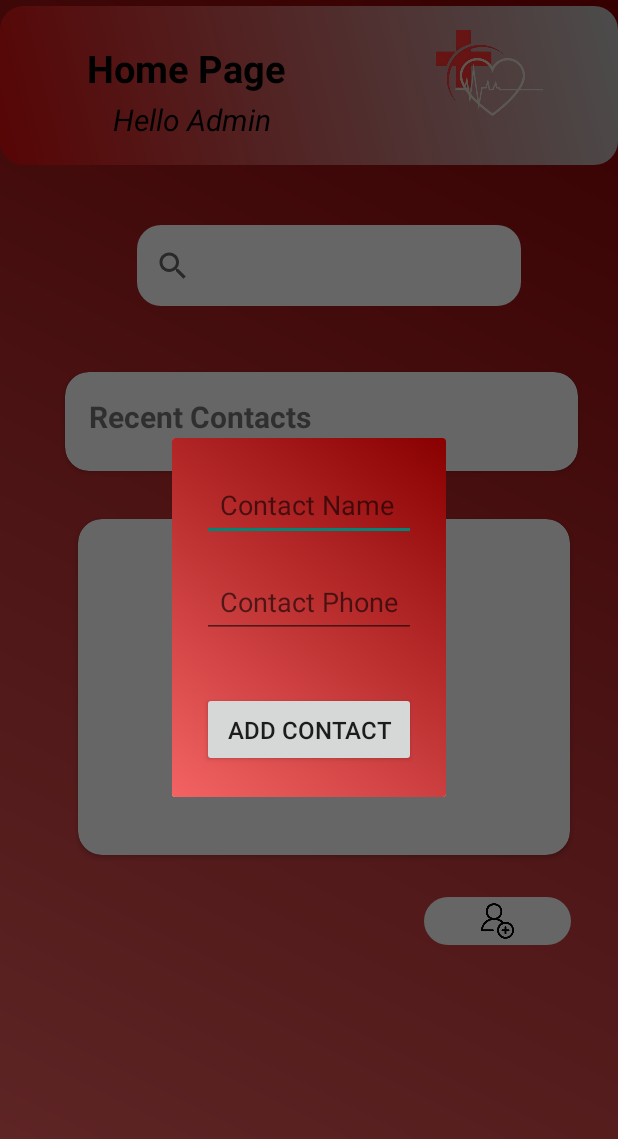
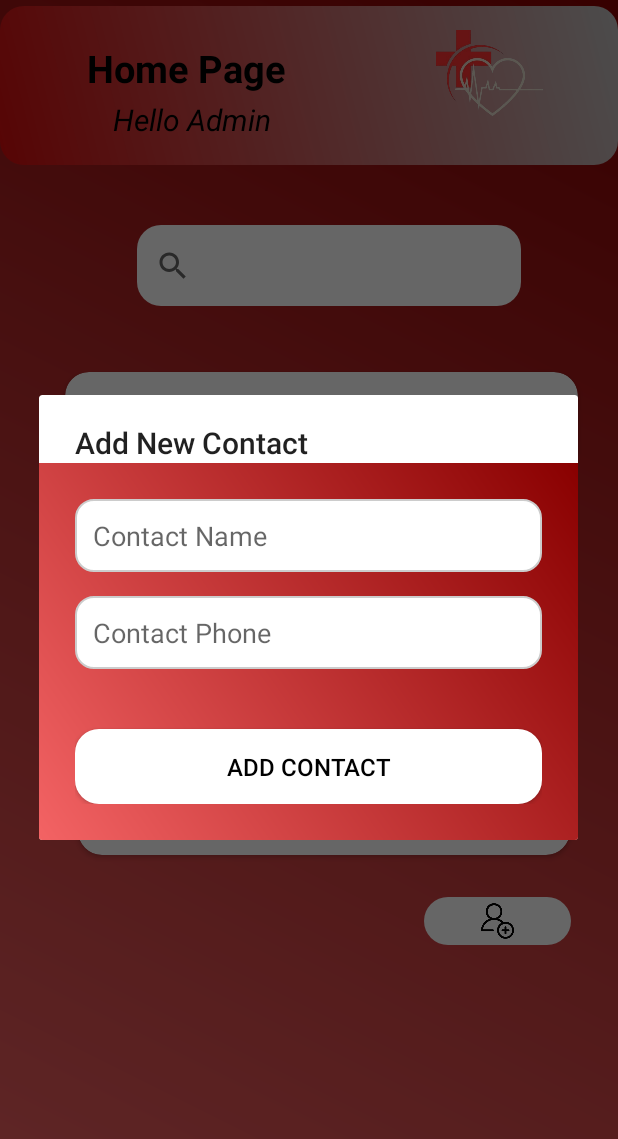
Before and after one commit to donfueg/cc17-3f-negaya, an Android app: the ContactActivity screen opened directly, with no data from a screen before it, after a tap on an icon or button, on a phone screen of 412 x 824 dp. Shown: the top 1139 px of the screen. Run offline under Robolectric (Android 15) with nearby library versions, the phone set to English and light mode, and no system bars; Roboto replaces fonts that are not available here.

Commit message:
taenang contacts yan

```diff
--- a/app/build.gradle.kts
+++ b/app/build.gradle.kts
@@ -55,7 +55,8 @@ dependencies {
 
     // Google Maps dependency
     implementation(libs.play.services.maps)
-    implementation(libs.play.services.location)  // If using version catalog
+    implementation(libs.play.services.location)
+    implementation(libs.places)  // If using version catalog
 
     // Alternatively, you can use this direct dependency if not using version catalog
     // implementation 'com.google.android.gms:play-services-maps:17.0.1'
--- a/app/src/main/java/com/example/crud2/AddContactDialogFragment.kt
+++ b/app/src/main/java/com/example/crud2/AddContactDialogFragment.kt
@@ -1,14 +1,14 @@
 package com.example.crud2
 
-import android.app.Dialog
+import android.app.AlertDialog
 import android.os.Bundle
+import android.widget.EditText
 import android.widget.Button
-import android.widget.EditText
 import androidx.fragment.app.DialogFragment
 
 class AddContactDialogFragment(val onAddContact: (Contact) -> Unit) : DialogFragment() {
 
-    override fun onCreateDialog(savedInstanceState: Bundle?): Dialog {
+    override fun onCreateDialog(savedInstanceState: Bundle?): AlertDialog {
         // Inflate the layout for the dialog
         val dialogView = requireActivity().layoutInflater.inflate(R.layout.dialog_add_contact, null)
 
@@ -29,8 +29,11 @@ class AddContactDialogFragment(val onAddContact: (Contact) -> Unit) : DialogFrag
             }
         }
 
-        return Dialog(requireActivity()).apply {
-            setContentView(dialogView)
-        }
+        // Use AlertDialog.Builder to construct the dialog
+        return AlertDialog.Builder(requireContext())
+            .setView(dialogView)
+            .setTitle("Add New Contact")
+            .setCancelable(true)
+            .create()
     }
 }
--- a/app/src/main/java/com/example/crud2/ContactActivity.kt
+++ b/app/src/main/java/com/example/crud2/ContactActivity.kt
@@ -1,5 +1,7 @@
 package com.example.crud2
 
+import android.content.Intent
+import android.net.Uri
 import android.os.Bundle
 import android.widget.ImageButton
 import androidx.appcompat.app.AppCompatActivity
@@ -7,7 +9,7 @@ import androidx.recyclerview.widget.LinearLayoutManager
 import androidx.recyclerview.widget.RecyclerView
 import androidx.appcompat.widget.SearchView
 
-class ContactActivity : AppCompatActivity() {
+class ContactActivity : AppCompatActivity(), ContactAdapter.OnContactClickListener {
 
     private lateinit var contactsRecyclerView: RecyclerView
     private lateinit var contactAdapter: ContactAdapter
@@ -28,8 +30,15 @@ class ContactActivity : AppCompatActivity() {
         // Load existing contacts from the database
         contactList = dbHelper.getAllContacts().toMutableList()
 
-        // Set up adapter
-        contactAdapter = ContactAdapter(contactList)
+        // Set up adapter and pass the listener to it
+        contactAdapter = ContactAdapter(contactList, this) { contact ->
+            // Delete the contact from the list and update RecyclerView
+            contactList.remove(contact)
+            contactAdapter.notifyDataSetChanged()
+
+            // Delete the contact from the database
+            dbHelper.deleteContactByPhone(contact.name)  // Call delete by name
+        }
         contactsRecyclerView.adapter = contactAdapter
 
         // Add contact button
@@ -71,4 +80,16 @@ class ContactActivity : AppCompatActivity() {
         }
         contactAdapter.updateContacts(filteredList)
     }
+
+    // Method to make a phone call
+    private fun makePhoneCall(phoneNumber: String) {
+        val intent = Intent(Intent.ACTION_DIAL)
+        intent.data = Uri.parse("tel:$phoneNumber")
+        startActivity(intent)
+    }
+
+    // Implement the onContactClick method from the listener
+    override fun onContactClick(phoneNumber: String) {
+        makePhoneCall(phoneNumber)  // Initiate the phone call
+    }
 }
--- a/app/src/main/java/com/example/crud2/ContactAdapter.kt
+++ b/app/src/main/java/com/example/crud2/ContactAdapter.kt
@@ -3,10 +3,15 @@ package com.example.crud2
 import android.view.LayoutInflater
 import android.view.View
 import android.view.ViewGroup
+import android.widget.ImageButton
 import android.widget.TextView
 import androidx.recyclerview.widget.RecyclerView
 
-class ContactAdapter(private var contactList: List<Contact>) : RecyclerView.Adapter<ContactAdapter.ContactViewHolder>() {
+class ContactAdapter(
+    private var contactList: List<Contact>,
+    private val onContactClickListener: OnContactClickListener,
+    private val onDeleteClickListener: (Contact) -> Unit
+) : RecyclerView.Adapter<ContactAdapter.ContactViewHolder>() {
 
     override fun onCreateViewHolder(parent: ViewGroup, viewType: Int): ContactViewHolder {
         val view = LayoutInflater.from(parent.context).inflate(R.layout.item_contact, parent, false)
@@ -17,11 +22,18 @@ class ContactAdapter(private var contactList: List<Contact>) : RecyclerView.Adap
         val contact = contactList[position]
         holder.nameTextView.text = contact.name
         holder.phoneTextView.text = contact.phoneNumber
+
+        // Set up the delete button click listener
+        holder.deleteButton.setOnClickListener {
+            onDeleteClickListener(contact)  // Notify the activity to delete the contact
+        }
+
+        holder.itemView.setOnClickListener {
+            onContactClickListener.onContactClick(contact.phoneNumber)
+        }
     }
 
-    override fun getItemCount(): Int {
-        return contactList.size
-    }
+    override fun getItemCount(): Int = contactList.size
 
     fun updateContacts(newContacts: List<Contact>) {
         contactList = newContacts
@@ -31,5 +43,10 @@ class ContactAdapter(private var contactList: List<Contact>) : RecyclerView.Adap
     inner class ContactViewHolder(view: View) : RecyclerView.ViewHolder(view) {
         val nameTextView: TextView = view.findViewById(R.id.contactName)
         val phoneTextView: TextView = view.findViewById(R.id.contactPhone)
+        val deleteButton: ImageButton = view.findViewById(R.id.deleteButton)  // Delete button
+    }
+
+    interface OnContactClickListener {
+        fun onContactClick(phoneNumber: String)
     }
 }
--- /dev/null
+++ b/app/src/main/res/drawable/rounded_edittext.xml
@@ -0,0 +1,6 @@
+<?xml version="1.0" encoding="utf-8"?>
+<shape xmlns:android="http://schemas.android.com/apk/res/android">
+    <solid android:color="#FFFFFF"/> <!-- Background color of EditText -->
+    <corners android:radius="12dp"/> <!-- Rounded corners -->
+    <stroke android:color="#CCCCCC" android:width="1dp"/> <!-- Border color and width -->
+</shape>
--- a/app/src/main/res/layout/activity_bracelet.xml
+++ b/app/src/main/res/layout/activity_bracelet.xml
@@ -38,7 +38,7 @@
             android:layout_marginTop="8dp"
             android:layout_marginEnd="172dp"
             android:text="Bracelet"
-            android:textColor="@color/black"
+            android:textColor="@color/white"
             android:textSize="25sp"
             android:textStyle="bold"
             app:layout_constraintEnd_toStartOf="@+id/headerImage"
@@ -51,7 +51,7 @@
             android:layout_width="175dp"
             android:layout_height="23dp"
             android:text="Activate bracelet?"
-            android:textColor="@color/black"
+            android:textColor="@color/white"
             android:textSize="20sp"
             android:textStyle="italic"
             app:layout_constraintBottom_toBottomOf="parent"
@@ -122,6 +122,8 @@
         android:layout_marginTop="36dp"
         android:background="@drawable/rounded_button"
         android:text="Connect"
+        android:textColor="@color/black"
+        android:textSize="18sp"
         app:layout_constraintEnd_toEndOf="parent"
         app:layout_constraintHorizontal_bias="0.492"
         app:layout_constraintStart_toStartOf="parent"
--- a/app/src/main/res/layout/dialog_add_contact.xml
+++ b/app/src/main/res/layout/dialog_add_contact.xml
@@ -3,11 +3,12 @@
     android:layout_width="match_parent"
     android:layout_height="wrap_content"
     android:orientation="vertical"
-    android:padding="20dp"
+    android:padding="24dp"
     android:background="@drawable/background_gradient"
-    android:layout_marginStart="30dp"
-    android:layout_marginEnd="30dp">
+    android:layout_marginStart="32dp"
+    android:layout_marginEnd="32dp">
 
+    <!-- Name EditText -->
     <EditText
         android:id="@+id/contactNameEditText"
         android:layout_width="match_parent"
@@ -15,8 +16,11 @@
         android:hint="Contact Name"
         android:padding="12dp"
         android:textSize="18sp"
-        android:layout_marginBottom="16dp" />
+        android:layout_marginBottom="16dp"
+        android:background="@drawable/rounded_edittext"
+    android:inputType="textPersonName" />
 
+    <!-- Phone Number EditText -->
     <EditText
         android:id="@+id/contactPhoneEditText"
         android:layout_width="match_parent"
@@ -24,13 +28,19 @@
         android:hint="Contact Phone"
         android:padding="12dp"
         android:textSize="18sp"
-        android:layout_marginBottom="16dp" />
+        android:layout_marginBottom="16dp"
+        android:background="@drawable/rounded_edittext"
+    android:inputType="phone" />
 
+    <!-- Add Contact Button -->
     <Button
         android:id="@+id/addContactButton"
         android:layout_width="match_parent"
         android:layout_height="50dp"
         android:text="Add Contact"
         android:textSize="16sp"
-        android:layout_marginTop="20dp" />
-</LinearLayout>
+        android:textColor="@color/black"
+        android:layout_marginTop="24dp"
+        android:background="@drawable/rounded_button"
+        android:elevation="4dp" />
+    </LinearLayout>
--- a/app/src/main/res/values/strings.xml
+++ b/app/src/main/res/values/strings.xml
@@ -4,6 +4,6 @@
     <string name="title_dashboard">Dashboard</string>
     <string name="title_notifications">Notifications</string>
     <string name="emergency_button_desc">Emergency Call Button</string>
-    <string name="google_maps_key">AIzaSyChMvW8HwNg78vQxcKGo6MW1Wi92onEc5w</string>
+    <string name="AIzaSyDVBoZ6zNHuL6m5XypynmCHRbf3CWUZnJI">AIzaSyDVBoZ6zNHuL6m5XypynmCHRbf3CWUZnJI</string>
     <string name="logo">Logo Description</string>
 </resources>
--- a/gradle/libs.versions.toml
+++ b/gradle/libs.versions.toml
@@ -15,6 +15,7 @@ navigationUiKtx = "2.8.3"
 activity = "1.9.3"
 playServicesMaps = "19.0.0"
 playServicesLocation = "21.3.0"
+places = "4.1.0"
 
 [libraries]
 androidx-core-ktx = { group = "androidx.core", name = "core-ktx", version.ref = "coreKtx" }
@@ -31,6 +32,7 @@ androidx-navigation-ui-ktx = { group = "androidx.navigation", name = "navigation
 androidx-activity = { group = "androidx.activity", name = "activity", version.ref = "activity" }
 play-services-maps = { group = "com.google.android.gms", name = "play-services-maps", version.ref = "playServicesMaps" }
 play-services-location = { group = "com.google.android.gms", name = "play-services-location", version.ref = "playServicesLocation" }
+places = { group = "com.google.android.libraries.places", name = "places", version.ref = "places" }
 
 [plugins]
 android-application = { id = "com.android.application", version.ref = "agp" }
```
Also changed, not shown: app/src/main/AndroidManifest.xml (+11 -3 lines), app/src/main/java/com/example/crud2/Dashboard.kt (+39 -0 lines), app/src/main/java/com/example/crud2/DatabaseHelper.kt (+8 -0 lines), app/src/main/java/com/example/crud2/Map.kt (added, +171 -0 lines), app/src/main/res/layout/activity_map2.xml (added, +62 -0 lines), app/src/main/res/layout/item_contact.xml (+24 -17 lines), app/src/main/res/values/colors.xml (+6 -1 lines), app/src/main/res/drawable/ic_delete.png (added), 1 other file.
